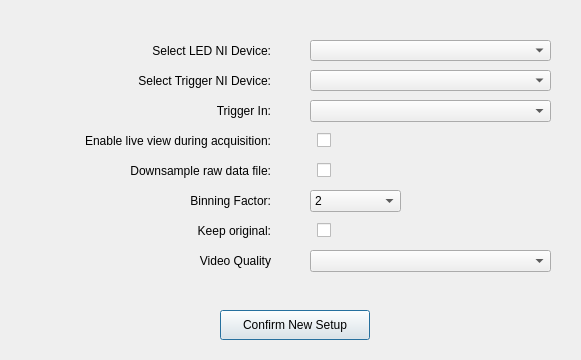
This is src/app/src/advancedsetupdialog.ui in CuriBio/nautilus_acquisition as Qt 5 draws it before an edit. The edited form follows.
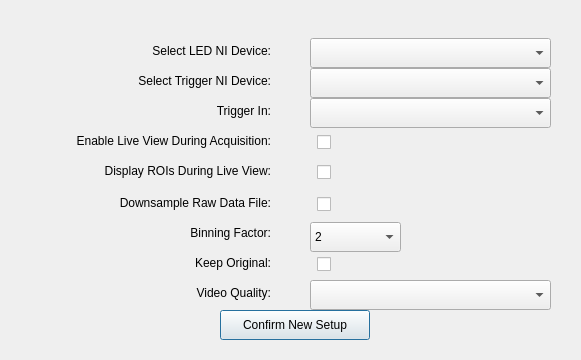
This is the edited form.

Commit message: update adv setting dialog layout

Diff of the .ui file:
```diff
--- a/src/app/src/advancedsetupdialog.ui
+++ b/src/app/src/advancedsetupdialog.ui
@@ -17,9 +17,9 @@
    <property name="geometry">
     <rect>
      <x>310</x>
-     <y>40</y>
+     <y>38</y>
      <width>241</width>
-     <height>21</height>
+     <height>30</height>
     </rect>
    </property>
   </widget>
@@ -72,9 +72,9 @@
    <property name="geometry">
     <rect>
      <x>310</x>
-     <y>100</y>
+     <y>98</y>
      <width>241</width>
-     <height>22</height>
+     <height>30</height>
     </rect>
    </property>
   </widget>
@@ -84,7 +84,7 @@
      <x>310</x>
      <y>130</y>
      <width>21</width>
-     <height>21</height>
+     <height>24</height>
     </rect>
    </property>
    <property name="layoutDirection">
@@ -104,7 +104,7 @@
     </rect>
    </property>
    <property name="text">
-    <string>Enable live view during acquisition:</string>
+    <string>Enable Live View During Acquisition:</string>
    </property>
    <property name="alignment">
     <set>Qt::AlignRight|Qt::AlignTrailing|Qt::AlignVCenter</set>
@@ -114,13 +114,13 @@
    <property name="geometry">
     <rect>
      <x>10</x>
-     <y>160</y>
+     <y>192</y>
      <width>261</width>
      <height>21</height>
     </rect>
    </property>
    <property name="text">
-    <string>Downsample raw data file:</string>
+    <string>Downsample Raw Data File:</string>
    </property>
    <property name="alignment">
     <set>Qt::AlignRight|Qt::AlignTrailing|Qt::AlignVCenter</set>
@@ -130,9 +130,9 @@
    <property name="geometry">
     <rect>
      <x>310</x>
-     <y>160</y>
+     <y>192</y>
      <width>21</width>
-     <height>21</height>
+     <height>24</height>
     </rect>
    </property>
    <property name="layoutDirection">
@@ -146,7 +146,7 @@
    <property name="geometry">
     <rect>
      <x>10</x>
-     <y>190</y>
+     <y>222</y>
      <width>261</width>
      <height>21</height>
     </rect>
@@ -168,9 +168,9 @@
    <property name="geometry">
     <rect>
      <x>310</x>
-     <y>190</y>
+     <y>222</y>
      <width>91</width>
-     <height>22</height>
+     <height>30</height>
     </rect>
    </property>
    <item>
@@ -198,7 +198,7 @@
    <property name="geometry">
     <rect>
      <x>10</x>
-     <y>220</y>
+     <y>252</y>
      <width>261</width>
      <height>21</height>
     </rect>
@@ -207,7 +207,7 @@
     <string notr="true"/>
    </property>
    <property name="text">
-    <string>Keep original:</string>
+    <string>Keep Original:</string>
    </property>
    <property name="alignment">
     <set>Qt::AlignRight|Qt::AlignTrailing|Qt::AlignVCenter</set>
@@ -217,9 +217,9 @@
    <property name="geometry">
     <rect>
      <x>310</x>
-     <y>220</y>
+     <y>252</y>
      <width>21</width>
-     <height>21</height>
+     <height>24</height>
     </rect>
    </property>
    <property name="layoutDirection">
@@ -249,9 +249,9 @@
    <property name="geometry">
     <rect>
      <x>310</x>
-     <y>70</y>
+     <y>68</y>
      <width>241</width>
-     <height>21</height>
+     <height>30</height>
     </rect>
    </property>
   </widget>
@@ -259,7 +259,7 @@
    <property name="geometry">
     <rect>
      <x>10</x>
-     <y>250</y>
+     <y>282</y>
      <width>261</width>
      <height>21</height>
     </rect>
@@ -268,7 +268,7 @@
     <string notr="true"/>
    </property>
    <property name="text">
-    <string>Video Quality</string>
+    <string>Video Quality:</string>
    </property>
    <property name="alignment">
     <set>Qt::AlignRight|Qt::AlignTrailing|Qt::AlignVCenter</set>
@@ -278,12 +278,44 @@
    <property name="geometry">
     <rect>
      <x>310</x>
-     <y>250</y>
+     <y>280</y>
      <width>241</width>
-     <height>22</height>
+     <height>30</height>
     </rect>
    </property>
   </widget>
+  <widget class="QLabel" name="label_9">
+   <property name="geometry">
+    <rect>
+     <x>10</x>
+     <y>160</y>
+     <width>261</width>
+     <height>21</height>
+    </rect>
+   </property>
+   <property name="text">
+    <string>Display ROIs During Live View:</string>
+   </property>
+   <property name="alignment">
+    <set>Qt::AlignRight|Qt::AlignTrailing|Qt::AlignVCenter</set>
+   </property>
+  </widget>
+  <widget class="QCheckBox" name="checkDisplayRoisDuringLiveView">
+   <property name="geometry">
+    <rect>
+     <x>310</x>
+     <y>160</y>
+     <width>21</width>
+     <height>24</height>
+    </rect>
+   </property>
+   <property name="layoutDirection">
+    <enum>Qt::RightToLeft</enum>
+   </property>
+   <property name="text">
+    <string/>
+   </property>
+  </widget>
  </widget>
  <resources/>
  <connections/>
```
